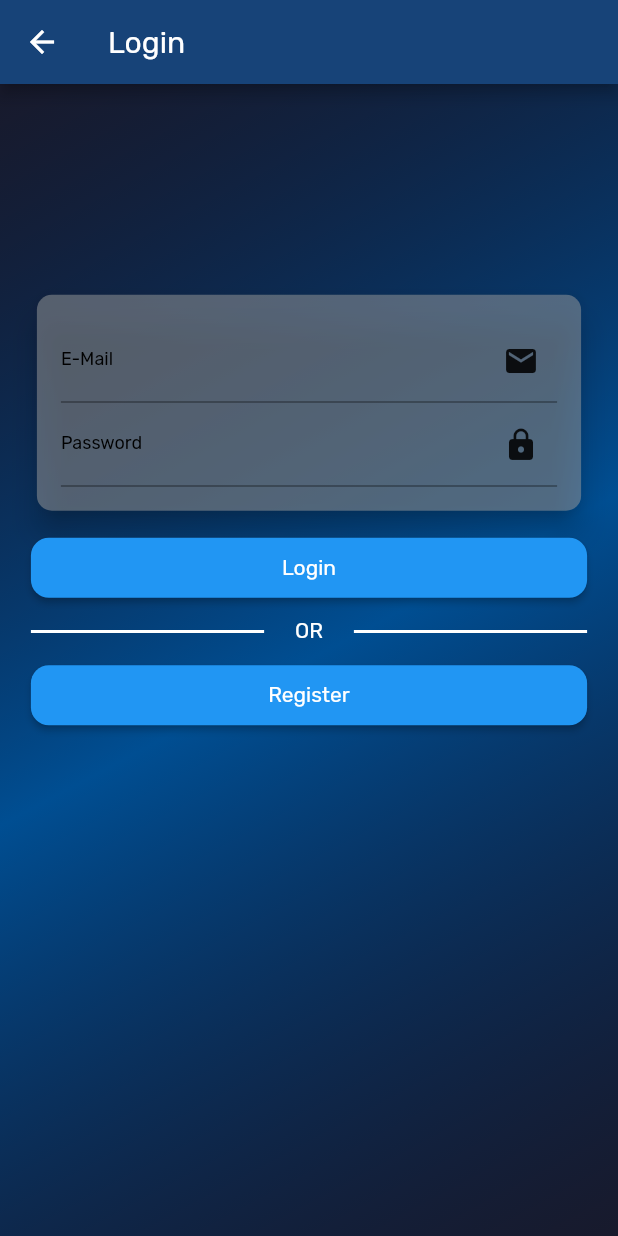
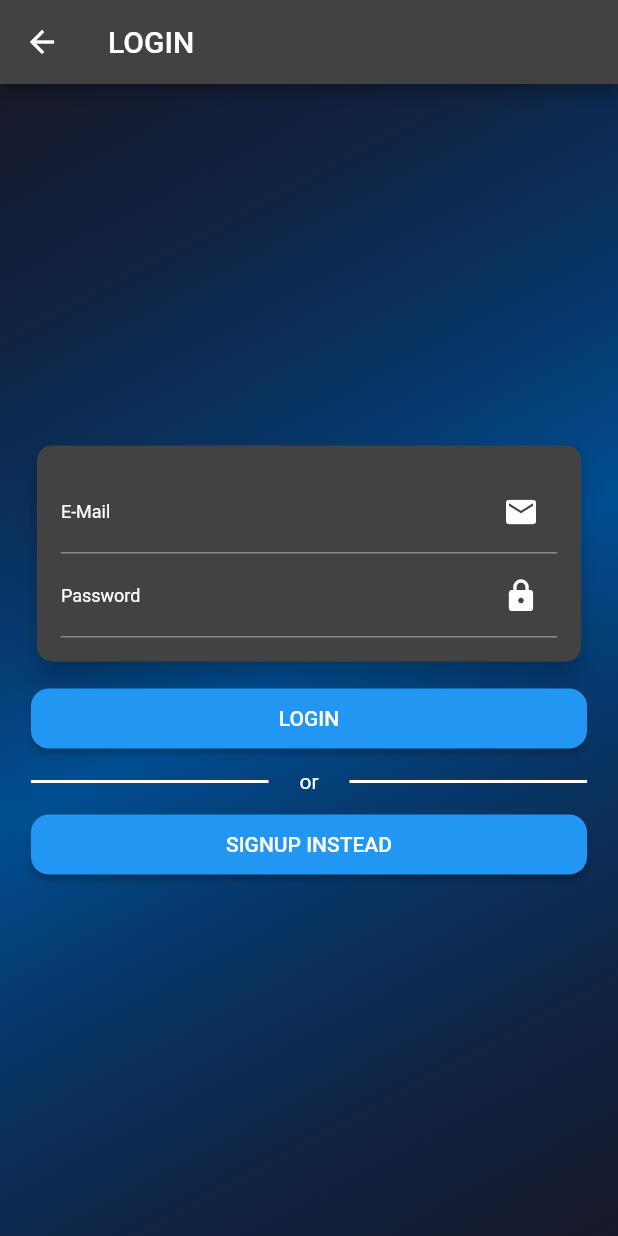
Before and after one commit to kpirabaharan/Sociopedia, a Flutter app: the screen it shows after launch, after a tap on "Login", on a phone screen of 412 x 824 dp. Run offline on Flutter 3.47's test engine with Material 2 defaults, Android fonts, the phone set to English and light mode, and no system bars; our stand-ins replace image_picker, shared_preferences; network calls fail.

Commit message:
Open Auth Login/Register Page and Manage State Correctly
Signed-off-by: Keeshigan Pirabaharan <kpirabaharan3@gmail.com>

```diff
--- a/Mobile/lib/main.dart
+++ b/Mobile/lib/main.dart
@@ -1,5 +1,8 @@
 import 'package:flutter/material.dart';
+import 'package:provider/provider.dart';
 
+import './providers/user.dart';
+import './providers/post.dart';
 import './screens/auth_prompt_screen.dart';
 import './screens/auth_screen.dart';
 import './screens/home_screen.dart';
@@ -13,7 +16,7 @@ class MyApp extends StatelessWidget {
   Widget build(BuildContext context) {
     MaterialColor darkColor = MaterialColor(
       0xFF174378,
-      <int, Color>{
+      const <int, Color>{
         50: Color(0xFF7F98B5),
         100: Color(0xFF748EAE),
         200: Color(0xFF5D7BA1),
@@ -35,21 +38,42 @@ class MyApp extends StatelessWidget {
         titleLarge: TextStyle(color: Colors.black, fontSize: 26, fontWeight: FontWeight.bold),
       ),
     );
-    final darkTheme = ThemeData(
-      colorScheme:
-          ColorScheme.fromSwatch(primarySwatch: darkColor).copyWith(secondary: Colors.blue),
-      fontFamily: 'Rubik',
-      textTheme: TextTheme(
-        bodyLarge: TextStyle(color: Colors.white, fontSize: 22, fontFamily: 'Rubik'),
-        titleLarge: TextStyle(
-          color: Colors.white,
+    final darkTheme = ThemeData.dark();
+    // ThemeData(
+    //   colorScheme:
+    //       ColorScheme.fromSwatch(primarySwatch: darkColor).copyWith(secondary: Colors.blue),
+    //   fontFamily: 'Rubik',
+    //   textTheme: TextTheme(
+    //     bodyLarge: TextStyle(color: Colors.white, fontSize: 22, fontFamily: 'Rubik'),
+    //     titleLarge: TextStyle(
+    //       color: Colors.white,
+    //     ),
+    //     titleMedium: TextStyle(color: Colors.white),
+    //     labelMedium: TextStyle(
+    //       color: Colors.black,
+    //     ),
+    //   ),
+    //   iconTheme: IconThemeData(
+    //     color: Color.fromARGB(183, 52, 94, 150),
+    //   ),
+    //   cardColor: Color.fromRGBO(208, 206, 206, 0.796),
+    //   canvasColor: Color.fromARGB(255, 48, 48, 48),
+    // );
+
+    return MultiProvider(
+      providers: [
+        ChangeNotifierProvider(
+          create: (ctx) => User(),
+        ),
+        ChangeNotifierProxyProvider<User, Posts>(
+          create: (ctx) => Posts(null, []),
+          update: (ctx, auth, previousPosts) => Posts(
+            auth.token ?? '',
+            previousPosts == null ? [] : previousPosts.posts,
           ),
         ),
-      cardColor: Color.fromRGBO(158, 158, 158, 0.5),
-      canvasColor: Color.fromARGB(255, 48, 48, 48),
-    );
-
-    return MaterialApp(
+      ],
+      child: MaterialApp(
           title: 'Sociopedia',
           theme: lightTheme,
           darkTheme: darkTheme,
@@ -58,6 +82,7 @@ class MyApp extends StatelessWidget {
           routes: {
             HomeScreen.routeName: (ctx) => HomeScreen(),
             AuthScreen.routeName: (ctx) => AuthScreen()
-        });
+          }),
+    );
   }
 }
--- a/Mobile/lib/screens/auth_prompt_screen.dart
+++ b/Mobile/lib/screens/auth_prompt_screen.dart
@@ -66,7 +66,7 @@ class AuthPromptScreen extends StatelessWidget {
                   ElevatedButton(
                     style: ElevatedButton.styleFrom(
                       minimumSize: Size(double.infinity, 40),
-                      backgroundColor: Theme.of(context).colorScheme.secondary,
+                      // backgroundColor: Theme.of(context).colorScheme.secondary,
                     ),
                     onPressed: () => login(context),
                     child: Text('Login'),
--- a/Mobile/lib/screens/auth_screen.dart
+++ b/Mobile/lib/screens/auth_screen.dart
@@ -1,26 +1,54 @@
 import 'package:flutter/material.dart';
+import 'package:social_media_frontend/widgets/feed.dart';
 
+import '../widgets/image_input.dart';
 import '../widgets/auth_form.dart';
 
-class AuthScreen extends StatelessWidget {
+enum AuthMode { signup, login }
+
+class AuthScreen extends StatefulWidget {
   static const routeName = '/auth-screen';
 
-  const AuthScreen({super.key});
+  const AuthScreen();
 
-  void switchAuth(BuildContext ctx, bool isRegister) {
-    Navigator.of(ctx).pushReplacementNamed(AuthScreen.routeName, arguments: !isRegister);
+  @override
+  State<AuthScreen> createState() => _AuthScreenState();
+}
+
+class _AuthScreenState extends State<AuthScreen> {
+  var _isInit = true;
+  AuthMode _authMode = AuthMode.login;
+
+  @override
+  void didChangeDependencies() {
+    if (_isInit) {
+      final isRegister = ModalRoute.of(context)!.settings.arguments as bool;
+      _authMode = isRegister ? AuthMode.signup : AuthMode.login;
+    }
+    _isInit = false;
+    super.didChangeDependencies();
+  }
+
+  void _switchAuth() {
+    if (_authMode == AuthMode.login) {
+      setState(() {
+        _authMode = AuthMode.signup;
+      });
+    } else {
+      setState(() {
+        _authMode = AuthMode.login;
+      });
+    }
+    print(_authMode);
   }
 
   @override
   Widget build(BuildContext context) {
     final deviceSize = MediaQuery.of(context).size;
-    final isRegister = ModalRoute.of(context)!.settings.arguments as bool;
-    final authText = isRegister ? 'Register' : 'Login';
-    final notAuthText = isRegister ? 'Login' : 'Register';
 
     return Scaffold(
       appBar: AppBar(
-        title: Text(authText),
+        title: Text(_authMode == AuthMode.login ? 'LOGIN' : 'SIGN UP'),
       ),
       body: Stack(
         children: [
@@ -44,7 +72,7 @@ class AuthScreen extends StatelessWidget {
               Center(
                 child: Container(
                   width: deviceSize.width * 0.90,
-                  child: AuthForm(isRegister),
+                  child: AuthForm(_authMode),
                 ),
               ),
               Padding(padding: EdgeInsets.symmetric(vertical: 5)),
@@ -55,9 +83,9 @@ class AuthScreen extends StatelessWidget {
                     borderRadius: BorderRadius.circular(12.0),
                   ),
                   minimumSize: Size(deviceSize.width * 0.90, 40),
-                  backgroundColor: Theme.of(context).colorScheme.secondary,
+                  // backgroundColor: Theme.of(context).colorScheme.secondary,
                 ),
-                child: Text(authText),
+                child: Text(_authMode == AuthMode.login ? 'LOGIN' : 'SIGN UP'),
               ),
               Padding(padding: EdgeInsets.symmetric(vertical: 5)),
               Row(
@@ -71,7 +99,7 @@ class AuthScreen extends StatelessWidget {
                     ),
                   ),
                   Text(
-                    "OR",
+                    "or",
                     style: TextStyle(
                       color: Colors.white,
                     ),
@@ -88,20 +116,20 @@ class AuthScreen extends StatelessWidget {
               ),
               Padding(padding: EdgeInsets.symmetric(vertical: 5)),
               ElevatedButton(
-                onPressed: () => switchAuth(context, isRegister),
+                onPressed: _switchAuth,
                 style: ElevatedButton.styleFrom(
                   shape: RoundedRectangleBorder(
                     borderRadius: BorderRadius.circular(12.0),
                   ),
                   minimumSize: Size(deviceSize.width * 0.90, 40),
-                  backgroundColor: Theme.of(context).colorScheme.secondary,
+                  // backgroundColor: Theme.of(context).colorScheme.secondary,
                 ),
-                child: Text(notAuthText),
+                child: Text('${_authMode == AuthMode.login ? 'SIGNUP' : 'LOGIN'} INSTEAD'),
               ),
-              if (!isRegister)
-                SizedBox(
-                  height: 200,
-                )
+              // if (!isRegister)
+              //   SizedBox(
+              //     height: 200,
+              //   )
             ],
           ),
         ],
--- a/Mobile/lib/widgets/auth_form.dart
+++ b/Mobile/lib/widgets/auth_form.dart
@@ -1,14 +1,14 @@
 import 'dart:io';
 
 import 'package:flutter/material.dart';
+import 'package:social_media_frontend/screens/auth_screen.dart';
 
 import './image_input.dart';
 
 class AuthForm extends StatefulWidget {
-  final bool isRegister;
+  final AuthMode _authMode;
 
-
-  const AuthForm(this.isRegister, {super.key});
+  const AuthForm(this._authMode, {super.key});
 
   @override
   State<AuthForm> createState() => _AuthFormState();
@@ -19,6 +19,10 @@ class _AuthFormState extends State<AuthForm> {
   Widget build(BuildContext context) {
     final deviceSize = MediaQuery.of(context).size;
     final GlobalKey<FormState> _formKey = GlobalKey();
+    final Map<String, String> _authData = {
+      'email': '',
+      'password': '',
+    };
 
     File? _pickedImage;
     void _selectImage(File pickedImage) {
@@ -39,7 +43,7 @@ class _AuthFormState extends State<AuthForm> {
           child: SingleChildScrollView(
             child: Column(
               children: [
-                if (widget.isRegister)
+                if (widget._authMode == AuthMode.signup)
                   Row(
                     children: [
                       Expanded(
@@ -86,7 +90,7 @@ class _AuthFormState extends State<AuthForm> {
                       ),
                     ],
                   ),
-                if (widget.isRegister)
+                if (widget._authMode == AuthMode.signup)
                   TextFormField(
                     decoration: InputDecoration(
                       labelText: 'Location',
@@ -107,7 +111,7 @@ class _AuthFormState extends State<AuthForm> {
                       _authData['location'] = value!;
                     },
                   ),
-                if (widget.isRegister)
+                if (widget._authMode == AuthMode.signup)
                   TextFormField(
                     decoration: InputDecoration(
                       labelText: 'Occupation',
@@ -126,8 +130,9 @@ class _AuthFormState extends State<AuthForm> {
                       _authData['occupation'] = value!;
                     },
                   ),
-                if (widget.isRegister) Padding(padding: EdgeInsets.symmetric(vertical: 5)),
-                if (widget.isRegister) ImageInput(_selectImage),
+                if (widget._authMode == AuthMode.signup)
+                  Padding(padding: EdgeInsets.symmetric(vertical: 5)),
+                if (widget._authMode == AuthMode.signup) ImageInput(_selectImage),
                 TextFormField(
                   decoration: InputDecoration(
                     labelText: 'E-Mail',
--- a/Mobile/pubspec.yaml
+++ b/Mobile/pubspec.yaml
@@ -37,6 +37,7 @@ dependencies:
   provider: ^6.0.5
   image_picker: ^0.8.6
   http: ^0.13.5
+  shared_preferences: ^2.0.17
 
 dev_dependencies:
   flutter_test:
```
Also changed, not shown: Mobile/lib/providers/user.dart (+54 -0 lines), Mobile/lib/screens/home_screen.dart (+9 -1 lines), Mobile/lib/widgets/image_input.dart (+12 -4 lines), Mobile/pubspec.lock, 2 other files. Lines whose indentation alone changed are shown as unchanged.
